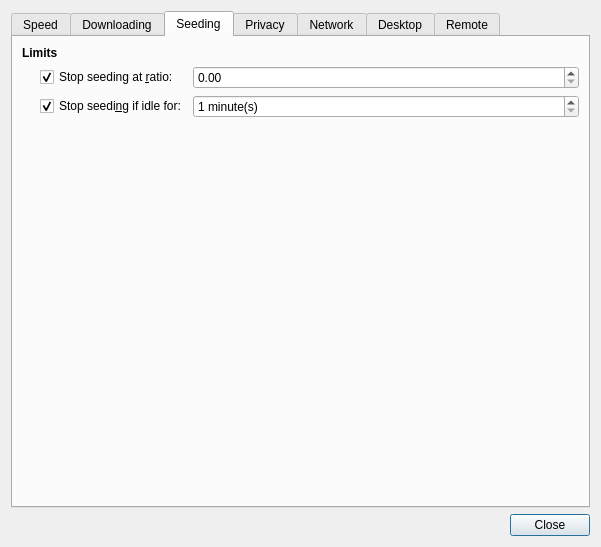
The window that qt/PrefsDialog.ui (transmission/transmission) describes before a commit, drawn with Qt 5.
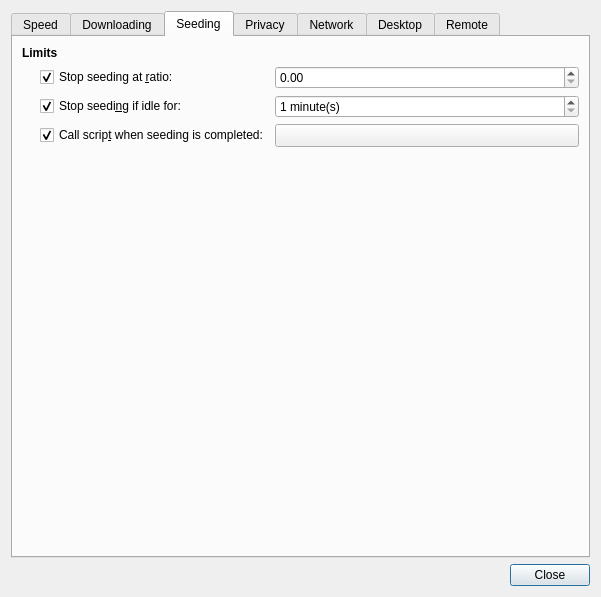
The same window after the commit. The open tabs and pages were chosen to show the change. Icons and pictures are not drawn. Custom widgets are drawn as their Qt base class.

Commit message: feat: add seeding-done script to qt client

Diff of the .ui file:
```diff
--- a/qt/PrefsDialog.ui
+++ b/qt/PrefsDialog.ui
@@ -7,7 +7,7 @@
     <x>0</x>
     <y>0</y>
     <width>601</width>
-    <height>547</height>
+    <height>597</height>
    </rect>
   </property>
   <property name="windowTitle">
@@ -601,6 +601,28 @@
            </property>
           </widget>
          </item>
+         <item row="2" column="0">
+          <widget class="QCheckBox" name="doneSeedingScriptCheck">
+           <property name="text">
+            <string>Call scrip&amp;t when seeding is completed:</string>
+           </property>
+           <property name="checked">
+            <bool>true</bool>
+           </property>
+          </widget>
+         </item>
+         <item row="2" column="1">
+          <widget class="QStackedWidget" name="doneSeedingScriptStack">
+           <property name="sizePolicy">
+            <sizepolicy hsizetype="Preferred" vsizetype="Fixed">
+             <horstretch>0</horstretch>
+             <verstretch>0</verstretch>
+            </sizepolicy>
+           </property>
+           <widget class="PathButton" name="doneSeedingScriptButton"/>
+           <widget class="QLineEdit" name="doneSeedingScriptEdit"/>
+          </widget>
+         </item>
         </layout>
        </item>
        <item>
```
Left out of the diff: 30 changed lines with no effect on the pictures. The commit also changes 5 other files.
